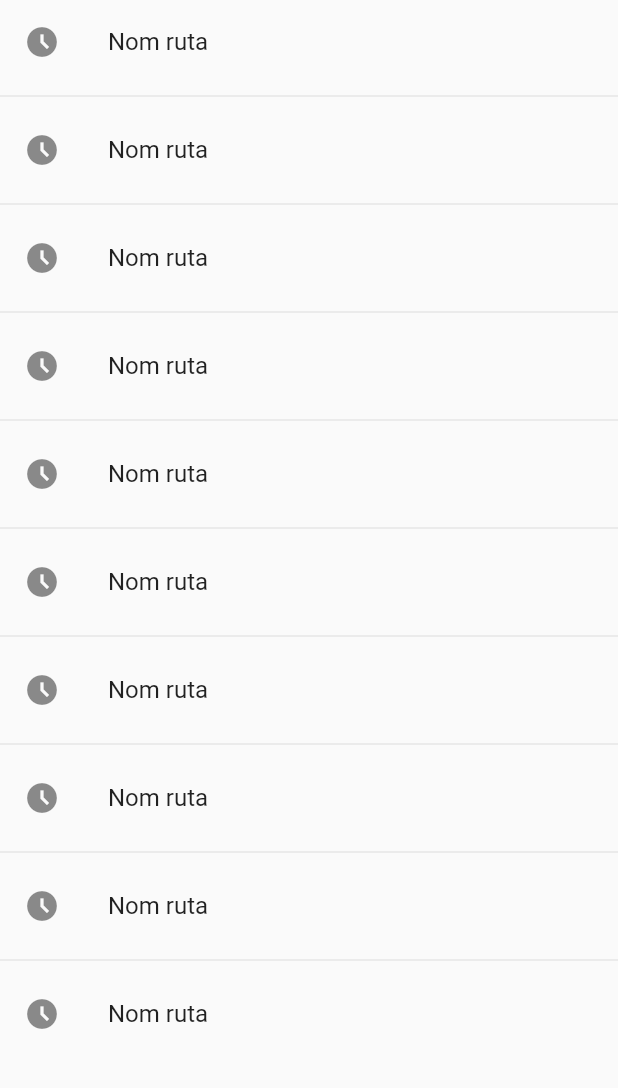
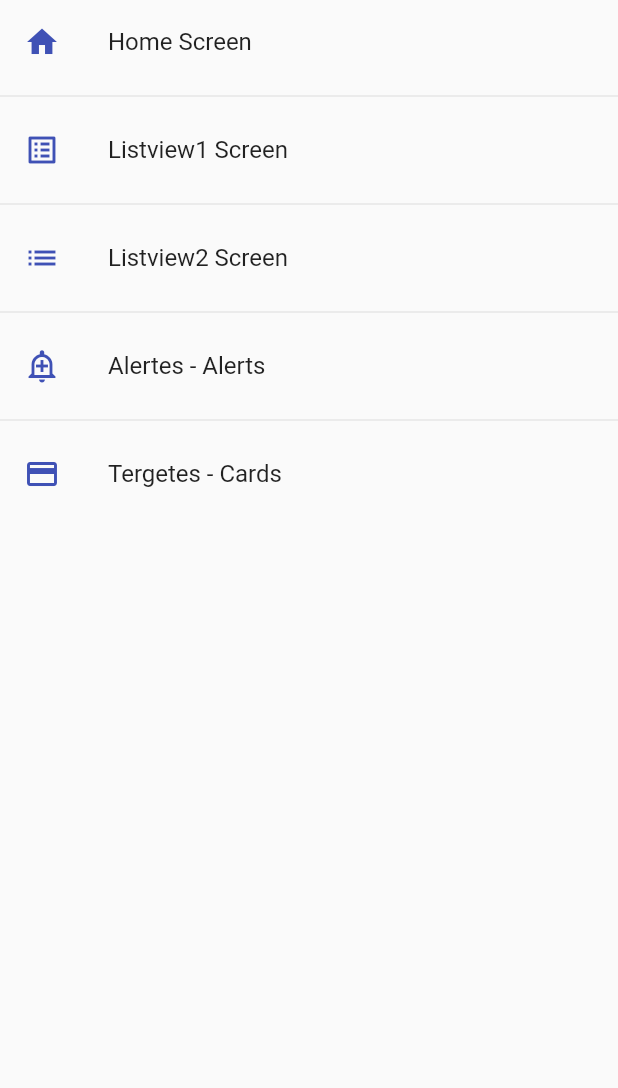
Before and after one commit to sitnesTIC/flutter_applications, a Flutter app: the screen it shows after launch, on a phone screen of 412 x 824 dp, the part 84-1172 px from its top. Run offline on Flutter 3.47's test engine with Material 2 defaults, Android fonts, the phone set to English and light mode, and no system bars.

Commit message:
Crear método con las rutas de mi aplicación

```diff
--- a/lib/main.dart
+++ b/lib/main.dart
@@ -14,7 +14,7 @@
         debugShowCheckedModeBanner: true,
         title: 'Components App',
         initialRoute: AppRoutes.initialRoute,
-        routes: AppRoutes.routes,
+        routes: AppRoutes.getAppRoutes(),
         onGenerateRoute: AppRoutes.onGenerateRoute);
   }
 }
--- a/lib/router/app_routes.dart
+++ b/lib/router/app_routes.dart
@@ -28,7 +28,7 @@
         route: 'alert',
         name: 'Alertes - Alerts',
         screen: const AlertScreen(),
-        icon: Icons.add_a_photo_outlined),
+        icon: Icons.add_alert_outlined),
     MenuOption(
         route: 'card',
         name: 'Tergetes - Cards',
@@ -36,13 +36,21 @@
         icon: Icons.credit_card),
   ];
 
-  static Map<String, Widget Function(BuildContext)> routes = {
-    'home': (BuildContext context) => const HomeScreen(),
-    'listview1': (BuildContext context) => const Listview1Screen(),
-    'listview2': (BuildContext context) => const Listview2Screen(),
-    'alertas': (BuildContext context) => const AlertScreen(),
-    'card': (BuildContext context) => const CardScreen(),
-  };
+  static Map<String, Widget Function(BuildContext)> getAppRoutes() {
+    Map<String, Widget Function(BuildContext)> appRoutes = {};
+    for (final option in menuOptions) {
+      appRoutes.addAll({option.route: (BuildContext context) => option.screen});
+    }
+    return appRoutes;
+  }
+
+  // static Map<String, Widget Function(BuildContext)> routes = {
+  //   'home': (BuildContext context) => const HomeScreen(),
+  //   'listview1': (BuildContext context) => const Listview1Screen(),
+  //   'listview2': (BuildContext context) => const Listview2Screen(),
+  //   'alertas': (BuildContext context) => const AlertScreen(),
+  //   'card': (BuildContext context) => const CardScreen(),
+  // };
 
   static Route<dynamic> onGenerateRoute(RouteSettings settings) {
     return MaterialPageRoute(
--- a/lib/screens/home_screen.dart
+++ b/lib/screens/home_screen.dart
@@ -1,10 +1,12 @@
 import 'package:flutter/material.dart';
+import 'package:flutter_applications/router/app_routes.dart';
 
 class HomeScreen extends StatelessWidget {
   const HomeScreen({Key? key}) : super(key: key);
 
   @override
   Widget build(BuildContext context) {
+    final menuOptions = AppRoutes.menuOptions;
     return Scaffold(
         appBar: AppBar(
           title: const Text('Components de Flutter'),
@@ -12,10 +14,13 @@
         ),
         body: ListView.separated(
             itemBuilder: (context, index) => ListTile(
-                  leading: const Icon(Icons.access_time_filled_outlined),
-                  title: const Text('Nom ruta'),
+                  leading: Icon(
+                    menuOptions[index].icon,
+                    color: Colors.indigo,
+                  ),
+                  title: Text(menuOptions[index].name),
                   onTap: () {
-                    Navigator.pushNamed(context, 'alert');
+                    Navigator.pushNamed(context, menuOptions[index].route);
                     // final route = MaterialPageRoute(
                     //   builder: (context) => const Listview1Screen(),
                     // );
@@ -23,6 +28,6 @@
                   },
                 ),
             separatorBuilder: (_, __) => const Divider(),
-            itemCount: 10));
+            itemCount: menuOptions.length));
   }
 }
```
